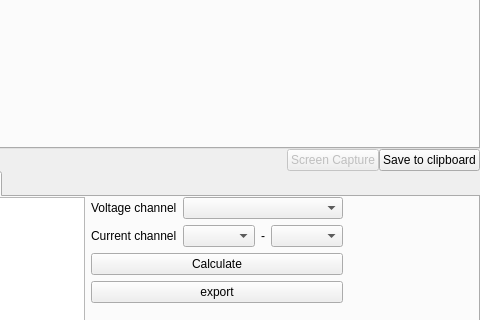
Before: the Qt Designer form scopeCommanderMain window.ui in le-Bark/ScopeCommander, drawn with Qt 5; both pictures show x 173 to 653 and y 279 to 599 of the 653 by 707 pixel window.
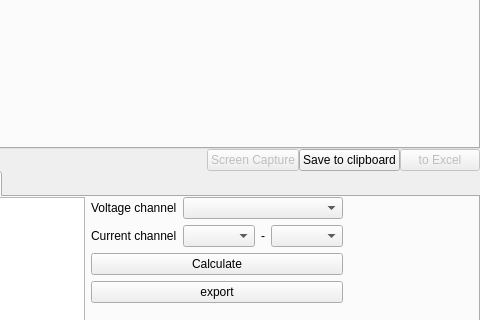
After: the same form once the commit is applied. Custom widgets are drawn as their Qt base class.

Commit message: image to excel

```diff
--- a/scopeCommanderMain window.ui
+++ b/scopeCommanderMain window.ui
@@ -155,6 +155,16 @@
         </property>
        </widget>
       </item>
+      <item>
+       <widget class="QPushButton" name="toExcelButton">
+        <property name="enabled">
+         <bool>false</bool>
+        </property>
+        <property name="text">
+         <string>to Excel</string>
+        </property>
+       </widget>
+      </item>
      </layout>
     </item>
     <item>
```
The commit also changes 3 other files.
